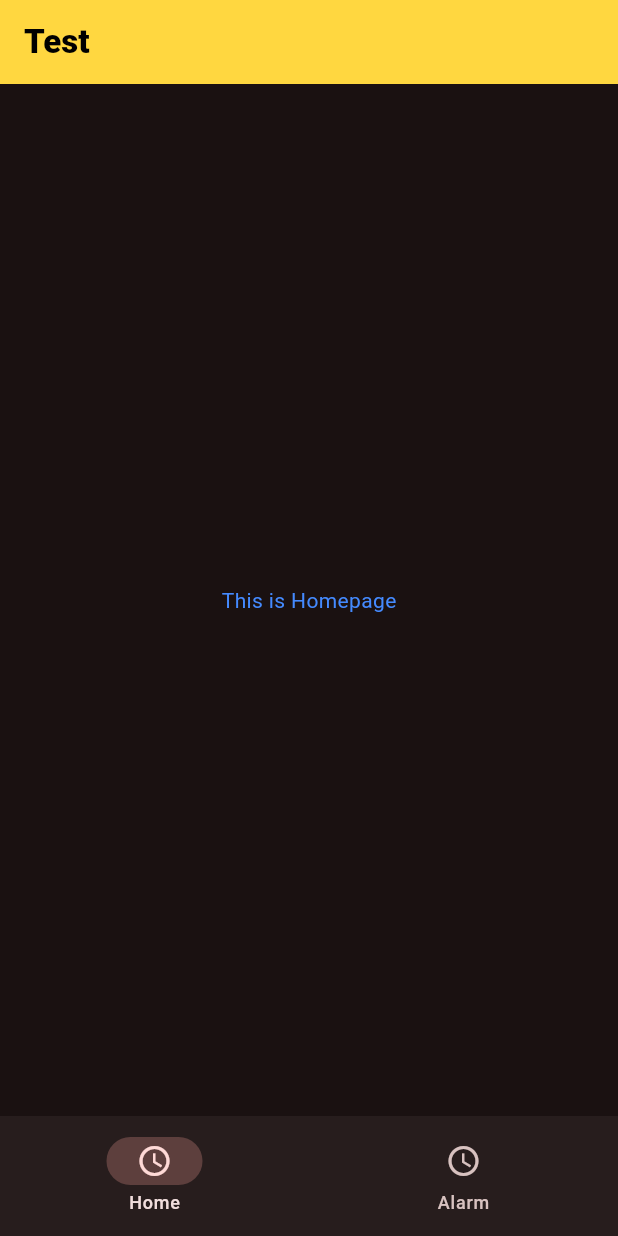
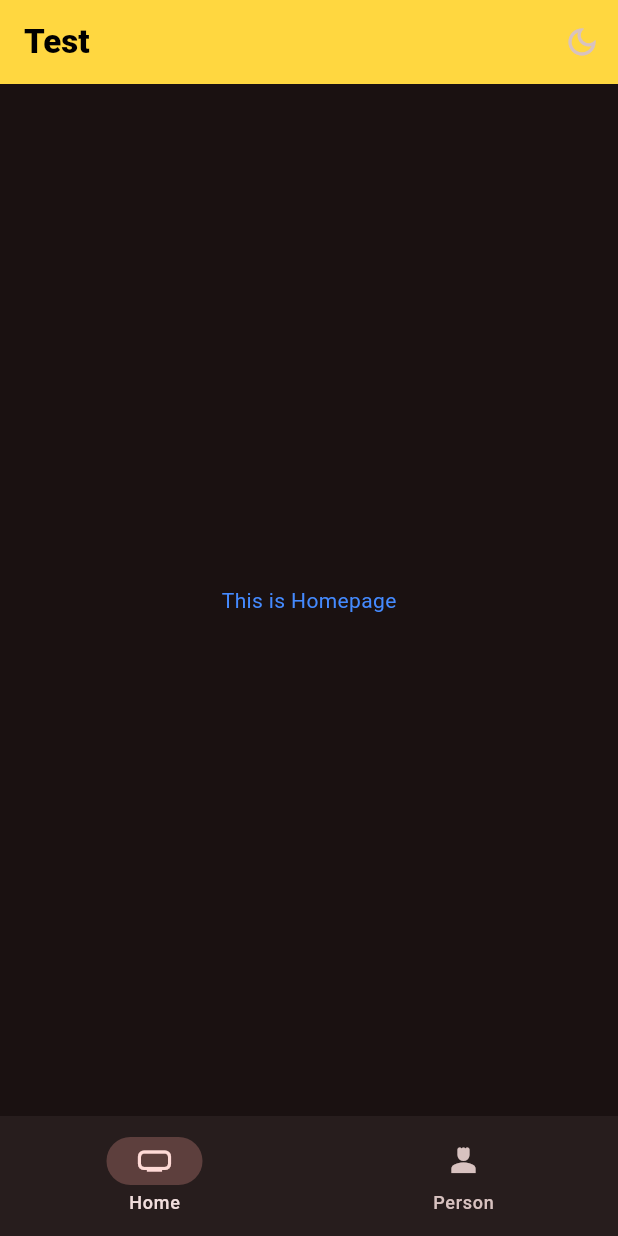
Before and after one commit to Daggerred/Flutter-learn, a Flutter app: the screen it shows after launch, on a phone screen of 412 x 824 dp. Run offline on Flutter 3.47's test engine with Material 3 defaults, Android fonts, the phone set to English and light mode, and no system bars.

Commit message:
Selected page bug and light modes feature

```diff
--- /dev/null
+++ b/lib/data/notifiers.dart
@@ -0,0 +1,4 @@
+import 'package:flutter/material.dart';
+
+ValueNotifier<int> selectedPageIndex = ValueNotifier(0);
+ValueNotifier<bool> isDarkNotifier = ValueNotifier(true);
--- a/lib/main.dart
+++ b/lib/main.dart
@@ -1,4 +1,5 @@
 // import 'dart:ui_web';
+import 'package:first_actual/data/notifiers.dart';
 import 'package:first_actual/views/pages/widget_tree.dart';
 import 'package:flutter/material.dart';
 
@@ -11,13 +12,28 @@ class TestApp extends StatelessWidget {
 
   @override
   Widget build(BuildContext context) {
-    return MaterialApp(
-      debugShowCheckedModeBanner: false,
-      theme: ThemeData(
-        colorScheme: ColorScheme.fromSeed(seedColor: Colors.redAccent,brightness: Brightness.dark)
-      ),
-      home : MyHomePage()
-    );
+    return ValueListenableBuilder(valueListenable: isDarkNotifier, builder: (context, isDarkModeselected, child) {
+      return  isDarkModeselected ?
+      MaterialApp(
+          debugShowCheckedModeBanner: false,
+          theme: ThemeData(
+            colorScheme: ColorScheme.fromSeed(
+              seedColor: Colors.redAccent,
+              brightness: Brightness.dark,
+            ),
+          ),
+          home: MyHomePage(),
+        ) : MaterialApp(
+                debugShowCheckedModeBanner: false,
+                theme: ThemeData(
+                  colorScheme: ColorScheme.fromSeed(
+                    seedColor: Colors.white54,
+                    brightness: Brightness.light,
+                  ),
+                ),
+                home: MyHomePage(),
+              );
+    },);
   }
 }
 
--- a/lib/views/pages/widget_tree.dart
+++ b/lib/views/pages/widget_tree.dart
@@ -1,10 +1,12 @@
+import 'package:first_actual/data/notifiers.dart';
 import 'package:first_actual/views/pages/home_page.dart';
+import 'package:first_actual/views/pages/profile_page.dart';
 import 'package:first_actual/widgets/bottom_navbar_widget.dart';
 import 'package:flutter/material.dart';
 
  List<Widget> pages = [
     HomePage(),
-
+    ProfilePage()
   ];
 
 class WidgetTree extends StatelessWidget {
@@ -16,6 +18,15 @@ class WidgetTree extends StatelessWidget {
   Widget build(BuildContext context) {
     return Scaffold(
       appBar: AppBar(
+        actions: [
+          IconButton(onPressed: (){
+            isDarkNotifier.value = !isDarkNotifier.value;
+          }, icon: ValueListenableBuilder(valueListenable: isDarkNotifier, builder: (context, isDarkModeselected, child) {
+            return Icon(
+              isDarkModeselected ? Icons.dark_mode_outlined : Icons.light_mode_outlined
+            );
+          },))
+        ],
         title: Text(
           'Test',
           style: TextStyle(color: Colors.black, fontWeight: FontWeight.w800),
@@ -23,7 +34,9 @@ class WidgetTree extends StatelessWidget {
         backgroundColor: Colors.amberAccent,
         // shadowColor: Colors.amberAccent,
       ),
-       body: pages.elementAt(0),
+       body: ValueListenableBuilder(valueListenable: selectedPageIndex, builder: (context, selectedPage, child) {
+         return pages.elementAt(selectedPage);
+       },),
       bottomNavigationBar: BottomNavbarWidget(),
     );
   }
--- a/lib/widgets/bottom_navbar_widget.dart
+++ b/lib/widgets/bottom_navbar_widget.dart
@@ -1,3 +1,4 @@
+import 'package:first_actual/data/notifiers.dart';
 import 'package:flutter/material.dart';
 
 class BottomNavbarWidget extends StatefulWidget {
@@ -8,18 +9,21 @@ class BottomNavbarWidget extends StatefulWidget {
 }
 
 class _BottomNavbarWidgetState extends State<BottomNavbarWidget> {
-  int? val;
+  //int? val;
   @override
   Widget build(BuildContext context) {
-    return NavigationBar(destinations: [NavigationDestination(icon: Icon(Icons.access_time),
+    return ValueListenableBuilder(valueListenable: selectedPageIndex, builder: (context, selectedPage, child) {
+      return
+      NavigationBar(
+        selectedIndex : selectedPage,
+        destinations: [NavigationDestination(icon: Icon(Icons.home_max_sharp),
          label: 'Home',),
-          NavigationDestination(icon: Icon(Icons.access_time), label: 'Alarm',),
+          NavigationDestination(icon: Icon(Icons.person_4_sharp), label: 'Person',),
          ],
-         onDestinationSelected: (int value){
-          setState(() {
-            val = value;
-          });
+         onDestinationSelected: (int selectedPage){
+          selectedPageIndex.value = selectedPage;
          },
          );
+    },);
   }
 }
```
